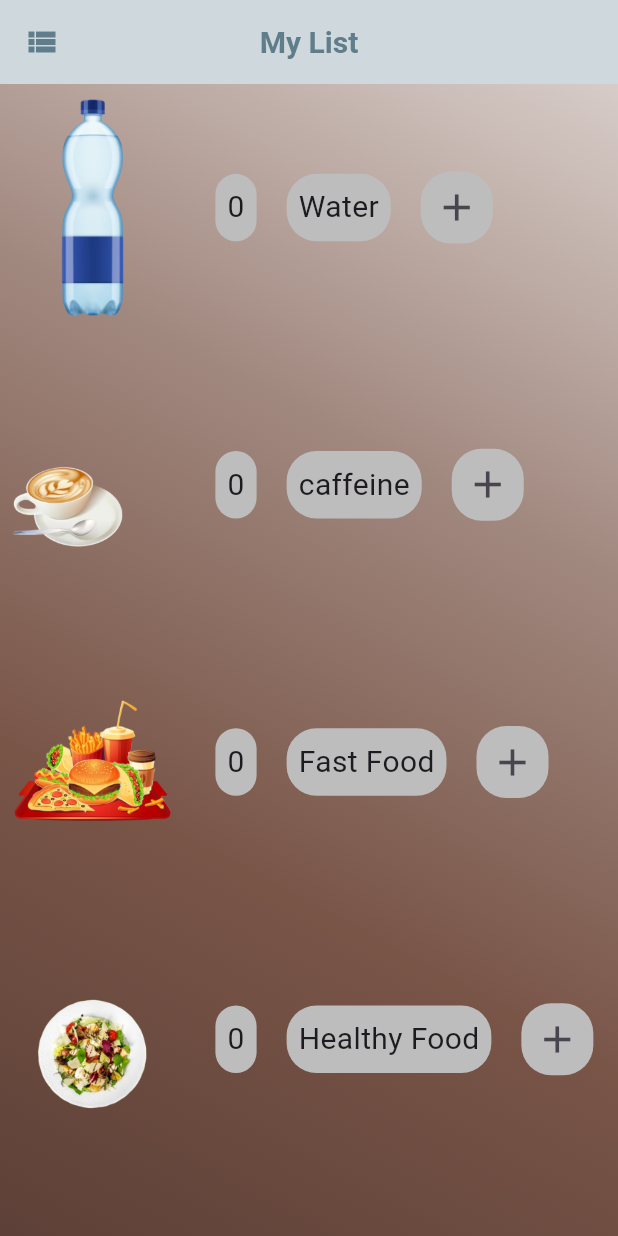
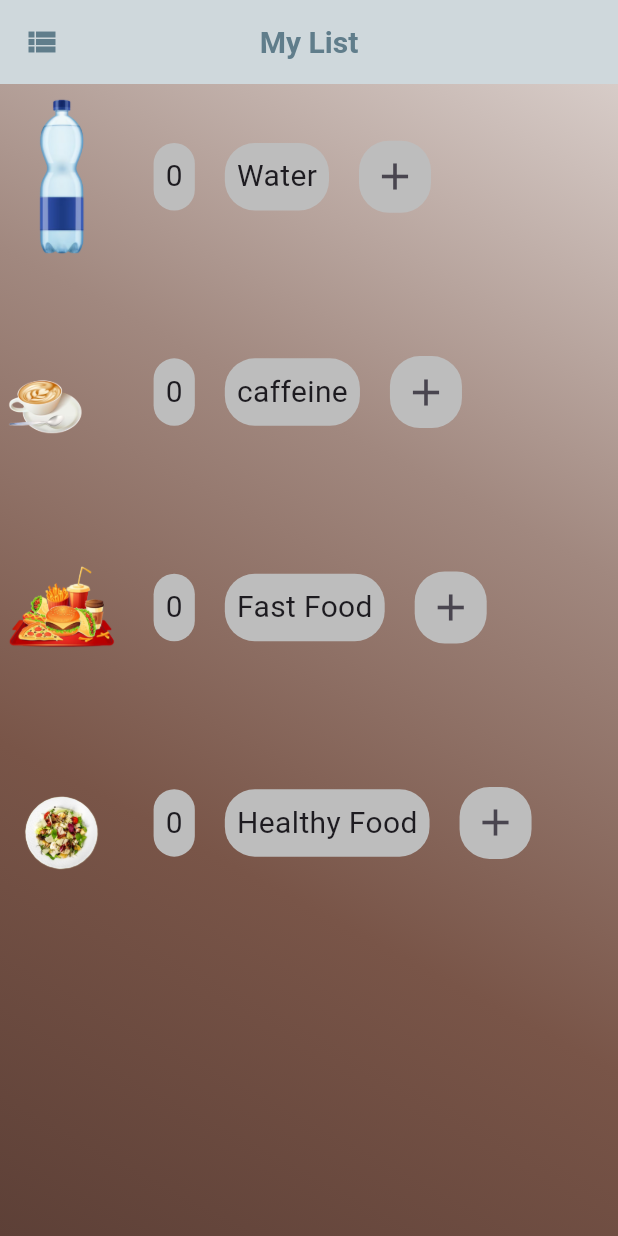
Before and after one commit to Broken2o/My_Day, a Flutter app: the MYList screen opened directly, on a phone screen of 412 x 824 dp. Run offline on Flutter 3.47's test engine with Material 3 defaults, Android fonts, the phone set to English and light mode, and no system bars.

Commit message:
Update day_widget.dart

```diff
--- a/lib/widgets/day_widget.dart
+++ b/lib/widgets/day_widget.dart
@@ -15,8 +15,8 @@ class _ShopRowState extends State<ListRow> {
     return Row(
         children: [
           SizedBox(
-    height: MediaQuery.of(context).size.height*0.2,
-    width: MediaQuery.of(context).size.width*0.3,
+    height: MediaQuery.of(context).size.height*0.15,
+    width: MediaQuery.of(context).size.width*0.2,
     child: Image(image: AssetImage('${widget.counteritem.image}'),),),
           const SizedBox(
             width: 20,),
```
